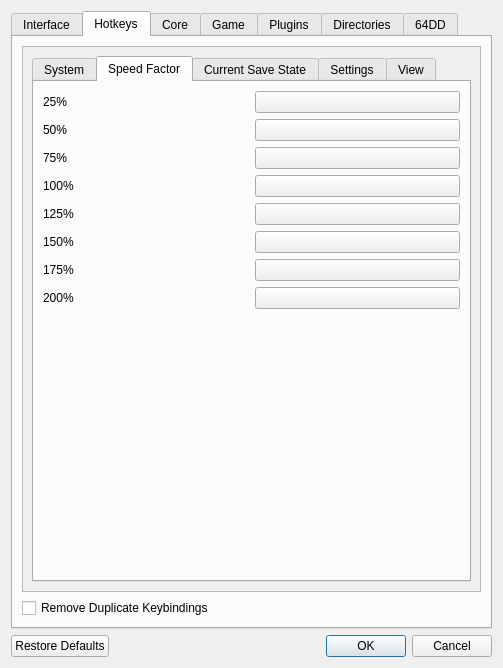
Above: Source/RMG/UserInterface/Dialog/SettingsDialog.ui from Rosalie241/RMG before the change. Below: the same form after it.
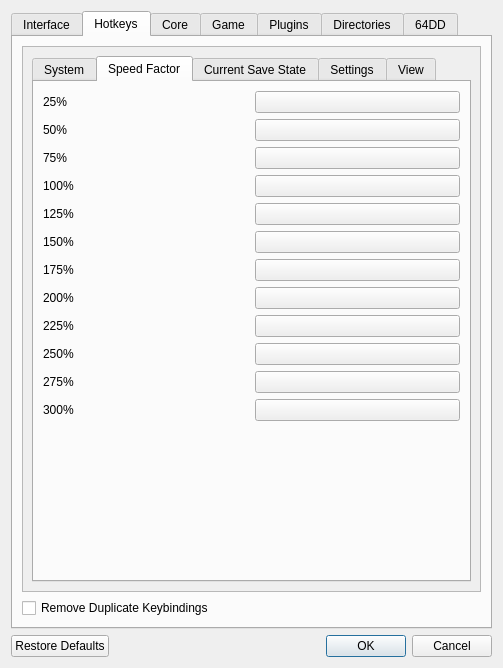
That is the form after the change. The open tabs and pages were chosen to show the change. Icons and pictures are not drawn. Custom widgets are drawn as their Qt base class.

Commit message: RMG: use the additional SpeedFactor settings

```diff
--- a/Source/RMG/UserInterface/Dialog/SettingsDialog.ui
+++ b/Source/RMG/UserInterface/Dialog/SettingsDialog.ui
@@ -1010,6 +1010,78 @@
                      </item>
                     </layout>
                    </item>
+                   <item>
+                    <layout class="QHBoxLayout" name="horizontalLayout_113">
+                     <item>
+                      <widget class="QLabel" name="label_110">
+                       <property name="text">
+                        <string>225%</string>
+                       </property>
+                      </widget>
+                     </item>
+                     <item>
+                      <widget class="KeybindButton" name="speedFactor225KeyButton">
+                       <property name="text">
+                        <string/>
+                       </property>
+                      </widget>
+                     </item>
+                    </layout>
+                   </item>
+                   <item>
+                    <layout class="QHBoxLayout" name="horizontalLayout_114">
+                     <item>
+                      <widget class="QLabel" name="label_111">
+                       <property name="text">
+                        <string>250%</string>
+                       </property>
+                      </widget>
+                     </item>
+                     <item>
+                      <widget class="KeybindButton" name="speedFactor250KeyButton">
+                       <property name="text">
+                        <string/>
+                       </property>
+                      </widget>
+                     </item>
+                    </layout>
+                   </item>
+                   <item>
+                    <layout class="QHBoxLayout" name="horizontalLayout_115">
+                     <item>
+                      <widget class="QLabel" name="label_112">
+                       <property name="text">
+                        <string>275%</string>
+                       </property>
+                      </widget>
+                     </item>
+                     <item>
+                      <widget class="KeybindButton" name="speedFactor275KeyButton">
+                       <property name="text">
+                        <string/>
+                       </property>
+                      </widget>
+                     </item>
+                    </layout>
+                   </item>
+                   <item>
+                    <layout class="QHBoxLayout" name="horizontalLayout_116">
+                     <item>
+                      <widget class="QLabel" name="label_113">
+                       <property name="text">
+                        <string>300%</string>
+                       </property>
+                      </widget>
+                     </item>
+                     <item>
+                      <widget class="KeybindButton" name="speedFactor300KeyButton">
+                       <property name="text">
+                        <string/>
+                       </property>
+                      </widget>
+                     </item>
+                    </layout>
+                   </item>
                    <item>
                     <spacer name="verticalSpacer_9">
                      <property name="orientation">
```
The commit also changes 3 other files.
